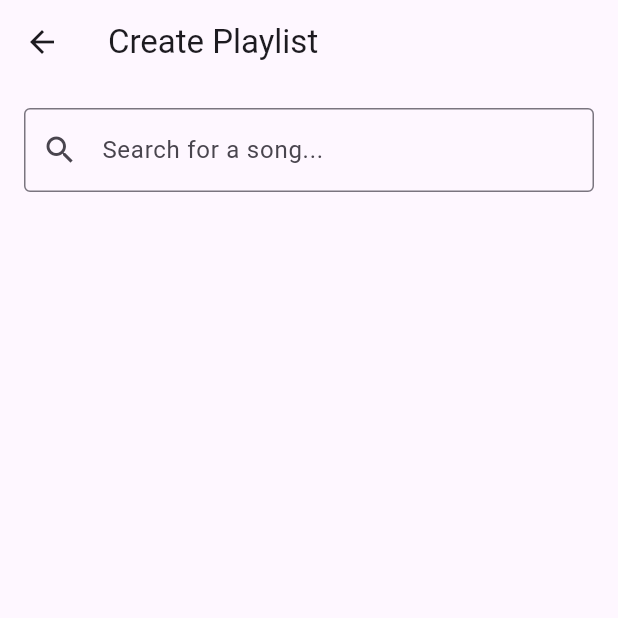
After one commit to mvourgourakis1/ToneTribe, a Flutter app: the screen it shows once a user with an empty profile is signed in, after a tap on "Create Playlist", on a phone screen of 412 x 824 dp, the top half of it. The commit adds this screen. Run offline on Flutter 3.47's test engine with Material 3 defaults, Android fonts, the phone set to English and light mode, and no system bars; our stand-ins replace cloud_firestore, firebase_auth, firebase_core; accounts and stored records are empty.

Commit message:
Added Playlist Creation UI
still need to implement spotify sdk functionality

```diff
--- /dev/null
+++ b/lib/playlist_creation.dart
@@ -0,0 +1,338 @@
+import 'package:flutter/material.dart';
+import 'package:http/http.dart' as http;
+import 'dart:convert';
+import 'dart:async';
+
+// Song model
+class Song {
+  final String title;
+  final String artist;
+  final String spotifyId;
+  final String thumbnailUrl;
+  final List<String> genres;
+
+  Song({
+    required this.title,
+    required this.artist,
+    required this.spotifyId,
+    required this.thumbnailUrl,
+    required this.genres,
+  });
+}
+
+class PlaylistCreation extends StatefulWidget {
+  const PlaylistCreation({Key? key}) : super(key: key);
+
+  @override
+  _PlaylistCreationState createState() => _PlaylistCreationState();
+}
+
+class _PlaylistCreationState extends State<PlaylistCreation> {
+  final TextEditingController _searchController = TextEditingController();
+  final List<Song> _searchResults = [];
+  final List<Song> _playlist = [];
+  Timer? _debounce;
+  bool _isLoading = false;
+  String? _error;
+
+  // Common music genres for suggestions
+  final List<String> _suggestedGenres = [
+    'Rock', 'Pop', 'Hip Hop', 'Jazz', 'Classical', 'Electronic',
+    'R&B', 'Country', 'Blues', 'Metal', 'Folk', 'Indie',
+    'Alternative', 'Punk', 'Reggae', 'Soul', 'Funk', 'Gospel'
+  ];
+
+  @override
+  void dispose() {
+    _searchController.dispose();
+    _debounce?.cancel();
+    super.dispose();
+  }
+
+  Future<void> _searchSpotify(String query) async {
+    if (query.isEmpty) {
+      setState(() {
+        _searchResults.clear();
+        _error = null;
+      });
+      return;
+    }
+
+    setState(() {
+      _isLoading = true;
+      _error = null;
+    });
+
+    try {
+      // TODO: Replace with your Spotify API credentials and proper authentication
+      const String spotifyApiUrl = 'https://api.spotify.com/v1/search';
+      final response = await http.get(
+        Uri.parse('$spotifyApiUrl?q=$query&type=track&limit=10'),
+        headers: {
+          'Authorization': 'Bearer YOUR_SPOTIFY_ACCESS_TOKEN',
+        },
+      );
+
+      if (response.statusCode == 200) {
+        final data = json.decode(response.body);
+        final tracks = data['tracks']['items'] as List;
+
+        setState(() {
+          _searchResults.clear();
+          for (var track in tracks) {
+            _searchResults.add(Song(
+              title: track['name'],
+              artist: track['artists'][0]['name'],
+              spotifyId: track['id'],
+              thumbnailUrl: track['album']['images'][0]['url'],
+              genres: [], // Will be populated when added to playlist
+            ));
+          }
+        });
+      } else {
+        setState(() {
+          _error = 'Failed to search Spotify. Please try again.';
+        });
+      }
+    } catch (e) {
+      setState(() {
+        _error = 'An error occurred. Please check your connection.';
+      });
+    } finally {
+      setState(() {
+        _isLoading = false;
+      });
+    }
+  }
+
+  void _onSearchChanged(String query) {
+    if (_debounce?.isActive ?? false) _debounce!.cancel();
+    _debounce = Timer(const Duration(milliseconds: 300), () {
+      _searchSpotify(query);
+    });
+  }
+
+  void _showGenreDialog(Song song) {
+    final TextEditingController genreController = TextEditingController();
+    List<String> selectedGenres = [];
+
+    showModalBottomSheet(
+      context: context,
+      isScrollControlled: true,
+      builder: (BuildContext context) {
+        return StatefulBuilder(
+          builder: (BuildContext context, StateSetter setModalState) {
+            return Padding(
+              padding: EdgeInsets.only(
+                bottom: MediaQuery.of(context).viewInsets.bottom,
+                left: 16,
+                right: 16,
+                top: 16,
+              ),
+              child: Column(
+                mainAxisSize: MainAxisSize.min,
+                crossAxisAlignment: CrossAxisAlignment.stretch,
+                children: [
+                  Text(
+                    'Add Genres for ${song.title}',
+                    style: Theme.of(context).textTheme.titleLarge,
+                  ),
+                  const SizedBox(height: 16),
+                  TextField(
+                    controller: genreController,
+                    decoration: InputDecoration(
+                      hintText: 'Enter a genre',
+                      suffixIcon: IconButton(
+                        icon: const Icon(Icons.add),
+                        onPressed: () {
+                          if (genreController.text.isNotEmpty) {
+                            setModalState(() {
+                              selectedGenres.add(genreController.text);
+                              genreController.clear();
+                            });
+                          }
+                        },
+                      ),
+                    ),
+                    onSubmitted: (value) {
+                      if (value.isNotEmpty) {
+                        setModalState(() {
+                          selectedGenres.add(value);
+                          genreController.clear();
+                        });
+                      }
+                    },
+                  ),
+                  const SizedBox(height: 8),
+                  Wrap(
+                    spacing: 8,
+                    children: _suggestedGenres.map((genre) {
+                      return FilterChip(
+                        label: Text(genre),
+                        selected: selectedGenres.contains(genre),
+                        onSelected: (bool selected) {
+                          setModalState(() {
+                            if (selected) {
+                              selectedGenres.add(genre);
+                            } else {
+                              selectedGenres.remove(genre);
+                            }
+                          });
+                        },
+                      );
+                    }).toList(),
+                  ),
+                  const SizedBox(height: 16),
+                  Wrap(
+                    spacing: 8,
+                    children: selectedGenres.map((genre) {
+                      return Chip(
+                        label: Text(genre),
+                        onDeleted: () {
+                          setModalState(() {
+                            selectedGenres.remove(genre);
+                          });
+                        },
+                      );
+                    }).toList(),
+                  ),
+                  const SizedBox(height: 16),
+                  ElevatedButton(
+                    onPressed: () {
+                      if (selectedGenres.isNotEmpty) {
+                        setState(() {
+                          _playlist.add(Song(
+                            title: song.title,
+                            artist: song.artist,
+                            spotifyId: song.spotifyId,
+                            thumbnailUrl: song.thumbnailUrl,
+                            genres: selectedGenres,
+                          ));
+                        });
+                        Navigator.pop(context);
+                      }
+                    },
+                    child: const Text('Add to Playlist'),
+                  ),
+                  const SizedBox(height: 16),
+                ],
+              ),
+            );
+          },
+        );
+      },
+    );
+  }
+
+  @override
+  Widget build(BuildContext context) {
+    return Scaffold(
+      appBar: AppBar(
+        title: const Text('Create Playlist'),
+      ),
+      body: Column(
+        children: [
+          Padding(
+            padding: const EdgeInsets.all(16.0),
+            child: TextField(
+              controller: _searchController,
+              decoration: const InputDecoration(
+                hintText: 'Search for a song...',
+                prefixIcon: Icon(Icons.search),
+                border: OutlineInputBorder(),
+              ),
+              onChanged: _onSearchChanged,
+            ),
+          ),
+          if (_isLoading)
+            const Center(child: CircularProgressIndicator())
+          else if (_error != null)
+            Padding(
+              padding: const EdgeInsets.all(16.0),
+              child: Text(
+                _error!,
+                style: const TextStyle(color: Colors.red),
+              ),
+            )
+          else
+            Expanded(
+              child: ListView.builder(
+                itemCount: _searchResults.length,
+                itemBuilder: (context, index) {
+                  final song = _searchResults[index];
+                  return ListTile(
+                    leading: Image.network(
+                      song.thumbnailUrl,
+                      width: 56,
+                      height: 56,
+                      fit: BoxFit.cover,
+                      errorBuilder: (context, error, stackTrace) {
+                        return const Icon(Icons.music_note);
+                      },
+                    ),
+                    title: Text(song.title),
+                    subtitle: Text(song.artist),
+                    onTap: () => _showGenreDialog(song),
+                  );
+                },
+              ),
+            ),
+          if (_playlist.isNotEmpty)
+            Container(
+              padding: const EdgeInsets.all(16.0),
+              decoration: BoxDecoration(
+                color: Theme.of(context).cardColor,
+                boxShadow: [
+                  BoxShadow(
+                    color: Colors.black.withOpacity(0.1),
+                    blurRadius: 4,
+                    offset: const Offset(0, -2),
+                  ),
+                ],
+              ),
+              child: Column(
+                crossAxisAlignment: CrossAxisAlignment.stretch,
+                children: [
+                  Text(
+                    'Current Playlist (${_playlist.length} songs)',
+                    style: Theme.of(context).textTheme.titleMedium,
+                  ),
+                  const SizedBox(height: 8),
+                  SizedBox(
+                    height: 100,
+                    child: ListView.builder(
+                      scrollDirection: Axis.horizontal,
+                      itemCount: _playlist.length,
+                      itemBuilder: (context, index) {
+                        final song = _playlist[index];
+                        return Padding(
+                          padding: const EdgeInsets.only(right: 8.0),
+                          child: Column(
+                            children: [
+                              Image.network(
+                                song.thumbnailUrl,
+                                width: 60,
+                                height: 60,
+                                fit: BoxFit.cover,
+                              ),
+                              const SizedBox(height: 4),
+                              Text(
+                                song.title,
+                                style: const TextStyle(fontSize: 12),
+                                maxLines: 1,
+                                overflow: TextOverflow.ellipsis,
+                              ),
+                            ],
+                          ),
+                        );
+                      },
+                    ),
+                  ),
+                ],
+              ),
+            ),
+        ],
+      ),
+    );
+  }
+}
--- a/lib/screens/home_screen.dart
+++ b/lib/screens/home_screen.dart
@@ -5,6 +5,7 @@ import '../data_models.dart';
 import '../TribeChat.dart';
 import 'forum_screen.dart';
 import '../services/auth_service.dart';
+import '../playlist_creation.dart';
 
 class HomeScreen extends StatefulWidget {
   const HomeScreen({super.key});
@@ -92,6 +93,20 @@ class _HomeScreenState extends State<HomeScreen> {
                       );
                     },
                   ),
+                  _buildFeatureCard(
+                    context,
+                    'Create Playlist',
+                    'Build and share your music playlists',
+                    Icons.playlist_add,
+                    () {
+                      Navigator.push(
+                        context,
+                        MaterialPageRoute(
+                          builder: (context) => const PlaylistCreation(),
+                        ),
+                      );
+                    },
+                  ),
                 ],
               ),
             ),
--- a/pubspec.yaml
+++ b/pubspec.yaml
@@ -37,6 +37,7 @@ dependencies:
   firebase_core: ^2.32.0
   cloud_firestore: ^4.15.5
   firebase_auth: ^4.17.4
+  http: ^1.4.0
 
 dev_dependencies:
   flutter_test:
```
Also changed, not shown: pubspec.lock.
